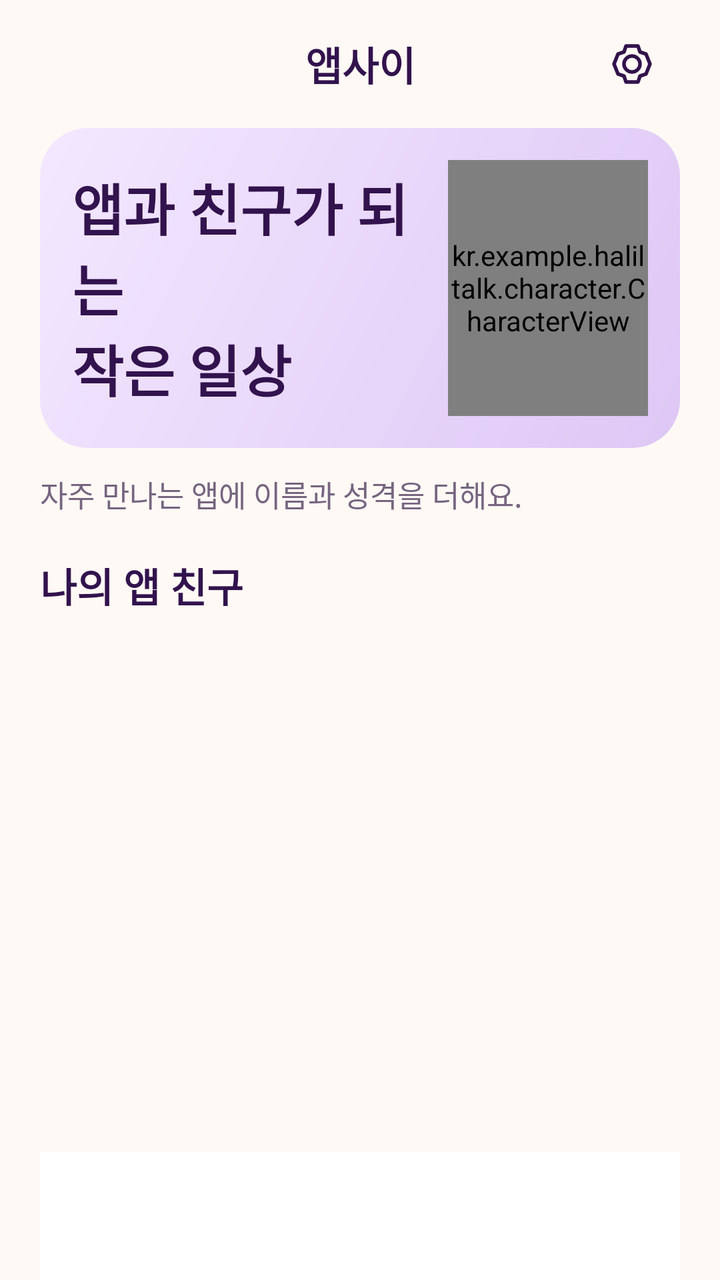
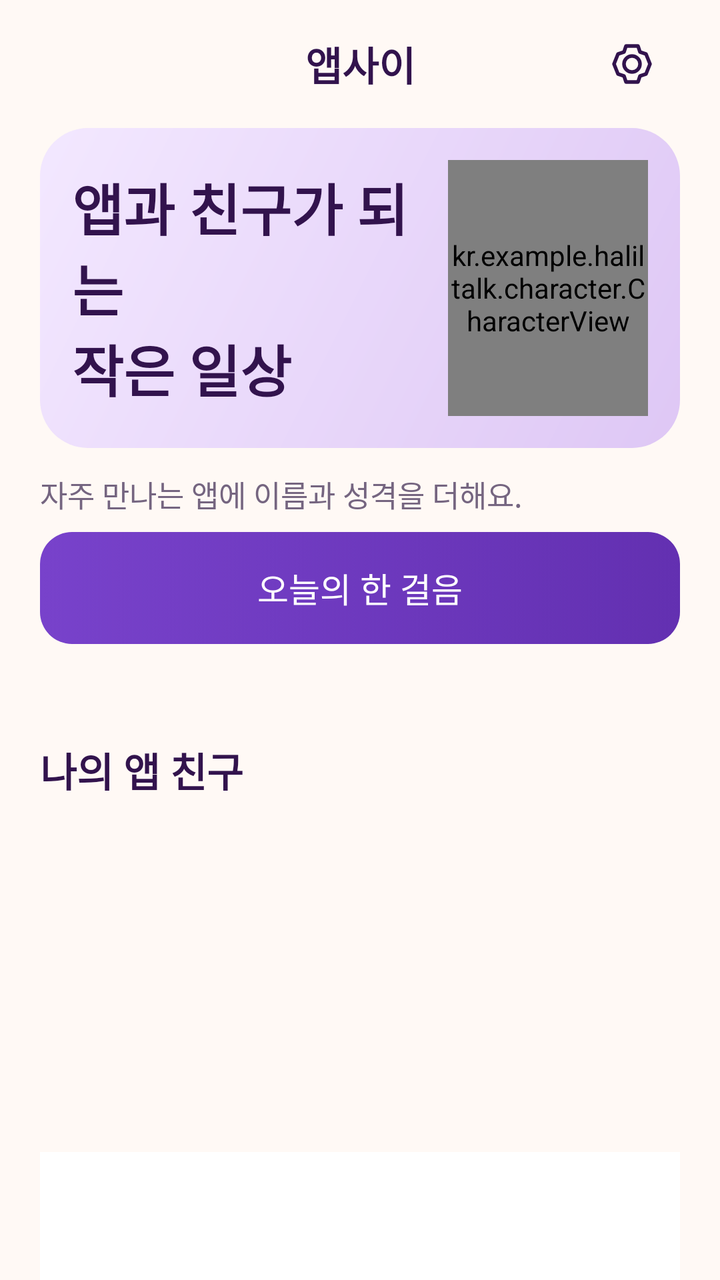

Compare the two renders of this Android layout. The source of the first and the diff that turns it into the second are given below.
<!-- AndroidManifest.xml: application theme android:Theme.Material.Light.NoActionBar -->
<!-- res/layout/screen_home.xml -->
<?xml version="1.0" encoding="utf-8"?>
<LinearLayout xmlns:android="http://schemas.android.com/apk/res/android"
    style="@style/Page" android:orientation="vertical">

    <LinearLayout android:layout_width="match_parent" android:layout_height="wrap_content" android:orientation="horizontal" android:gravity="center_vertical">
    <Space android:layout_width="48dp" android:layout_height="1dp"/>
    <TextView
        style="@style/SectionTitle"
        android:layout_width="0dp"
        android:layout_weight="1"
        android:layout_marginTop="8dp"
        android:layout_marginBottom="8dp"
        android:minHeight="48dp"
        android:gravity="center"
        android:text="@string/brand_name" />
    <ImageButton android:id="@+id/open_settings" style="@style/IconButton" android:src="@drawable/ic_settings" android:contentDescription="@string/settings_title"/>
    </LinearLayout>

    <ScrollView
        android:layout_width="match_parent"
        android:layout_height="0dp"
        android:layout_weight="1"
        android:fillViewport="true"
        android:clipToPadding="false">

        <LinearLayout
            android:layout_width="match_parent"
            android:layout_height="wrap_content"
            android:orientation="vertical"
            android:paddingBottom="12dp">

            <LinearLayout
                android:layout_width="match_parent"
                android:layout_height="wrap_content"
                android:minHeight="160dp"
                android:orientation="horizontal"
                android:gravity="center_vertical"
                android:padding="16dp"
                android:background="@drawable/bg_hero">

                <TextView
                    style="@style/PageTitle"
                    android:layout_width="0dp"
                    android:layout_weight="1"
                    android:layout_marginTop="0dp"
                    android:layout_marginBottom="0dp"
                    android:text="@string/home_title" />

                <kr.example.haliltalk.character.CharacterView
                    android:id="@+id/home_character"
                    android:layout_width="100dp"
                    android:layout_height="128dp"
                    android:importantForAccessibility="no" />
            </LinearLayout>

            <TextView
                style="@style/SecondaryText"
                android:layout_marginTop="12dp"
                android:text="@string/home_description" />

            <TextView
                style="@style/SectionTitle"
                android:text="@string/my_app_friends" />

            <LinearLayout
                android:id="@+id/friend_list"
                android:layout_width="match_parent"
                android:layout_height="wrap_content"
                android:orientation="vertical" />
        </LinearLayout>
    </ScrollView>

    <include layout="@layout/bottom_navigation" />
</LinearLayout>
<!-- res/layout/bottom_navigation.xml (included above) -->
<?xml version="1.0" encoding="utf-8"?>
<LinearLayout xmlns:android="http://schemas.android.com/apk/res/android"
    android:id="@+id/bottom_navigation"
    android:layout_width="match_parent"
    android:layout_height="wrap_content"
    android:minHeight="64dp"
    android:paddingTop="4dp"
    android:paddingBottom="4dp"
    android:orientation="horizontal"
    android:background="@color/surface" />
<!-- resources referenced by this layout -->
<resources>
  <color name="surface">#FFFFFF</color>
  <!-- drawable bg_hero (drawable) -->
  <shape xmlns:android="http://schemas.android.com/apk/res/android">
      <gradient android:angle="315" android:startColor="@color/hero_top" android:endColor="@color/hero_bottom"/>
      <corners android:radius="24dp"/>
  </shape>
  <string name="brand_name">앱사이</string>
  <string name="home_description">자주 만나는 앱에 이름과 성격을 더해요.</string>
  <string name="home_title">앱과 친구가 되는\n작은 일상</string>
  <string name="my_app_friends">나의 앱 친구</string>
  <string name="settings_title">설정</string>
  <style name="IconButton">
          <item name="android:layout_width">48dp</item>
          <item name="android:layout_height">48dp</item>
          <item name="android:padding">12dp</item>
          <item name="android:background">?android:attr/selectableItemBackgroundBorderless</item>
          <item name="android:tint">@color/ink</item>
      </style>
  <style name="PageTitle" parent="BodyText">
          <item name="android:textSize">28sp</item>
          <item name="android:fontFamily">sans-serif-black</item>
          <item name="android:layout_marginTop">12dp</item>
          <item name="android:layout_marginBottom">8dp</item>
      </style>
  <style name="SecondaryText" parent="BodyText">
          <item name="android:textSize">15sp</item>
          <item name="android:textColor">@color/muted</item>
      </style>
  <style name="SectionTitle" parent="BodyText">
          <item name="android:textSize">20sp</item>
          <item name="android:textStyle">bold</item>
          <item name="android:layout_marginTop">20dp</item>
          <item name="android:layout_marginBottom">12dp</item>
      </style>
  <color name="hero_top">#F3E8FF</color>
  <color name="hero_bottom">#DEC7F5</color>
  <color name="ink">#32134D</color>
  <color name="canvas">#FFF9F5</color>
  <style name="BodyText">
          <item name="android:layout_width">match_parent</item>
          <item name="android:layout_height">wrap_content</item>
          <item name="android:textColor">@color/ink</item>
          <item name="android:textSize">17sp</item>
          <item name="android:breakStrategy">simple</item>
      </style>
  <color name="muted">#756580</color>
  <!-- unchanged entries left out for length: 2 -->
</resources>

<!-- the commit's change to res/layout/screen_home.xml (unified diff, before → after) -->
@@ -17,6 +17,7 @@
     </LinearLayout>
 
     <ScrollView
+        android:id="@+id/home_scroll"
         android:layout_width="match_parent"
         android:layout_height="0dp"
         android:layout_weight="1"
@@ -58,6 +59,10 @@
                 android:layout_marginTop="12dp"
                 android:text="@string/home_description" />
 
+            <Button android:id="@+id/home_journey" style="@style/PrimaryButton"
+                android:text="@string/journey_open" />
+            <TextView android:id="@+id/home_journey_summary" style="@style/SecondaryText" />
+
             <TextView
                 style="@style/SectionTitle"
                 android:text="@string/my_app_friends" />
<!-- resource entries referenced after the edit -->
@@ -9,6 +9,7 @@
   <string name="brand_name">앱사이</string>
   <string name="home_description">자주 만나는 앱에 이름과 성격을 더해요.</string>
   <string name="home_title">앱과 친구가 되는\n작은 일상</string>
+  <string name="journey_open">오늘의 한 걸음</string>
   <string name="my_app_friends">나의 앱 친구</string>
   <string name="settings_title">설정</string>
   <style name="IconButton">
@@ -23,6 +24,22 @@
           <item name="android:fontFamily">sans-serif-black</item>
           <item name="android:layout_marginTop">12dp</item>
           <item name="android:layout_marginBottom">8dp</item>
+      </style>
+  <style name="PrimaryButton" parent="android:style/Widget.Material.Button">
+          <item name="android:layout_width">match_parent</item>
+          <item name="android:layout_height">wrap_content</item>
+          <item name="android:minHeight">56dp</item>
+          <item name="android:minWidth">0dp</item>
+          <item name="android:padding">12dp</item>
+          <item name="android:layout_marginTop">8dp</item>
+          <item name="android:layout_marginBottom">8dp</item>
+          <item name="android:background">@drawable/bg_primary</item>
+          <item name="android:backgroundTint">@null</item>
+          <item name="android:textColor">@color/primary_text</item>
+          <item name="android:textAllCaps">false</item>
+          <item name="android:textSize">17sp</item>
+          <item name="android:fontFamily">sans-serif-medium</item>
+          <item name="android:stateListAnimator">@null</item>
       </style>
   <style name="SecondaryText" parent="BodyText">
           <item name="android:textSize">15sp</item>
@@ -45,7 +62,19 @@
           <item name="android:textSize">17sp</item>
           <item name="android:breakStrategy">simple</item>
       </style>
+  <!-- drawable bg_primary (drawable) -->
+  <ripple xmlns:android="http://schemas.android.com/apk/res/android" android:color="@color/ripple">
+      <item><selector>
+          <item android:state_enabled="false"><shape><solid android:color="@color/disabled"/><corners android:radius="16dp"/></shape></item>
+          <item android:state_pressed="true"><shape><solid android:color="@color/primary_pressed"/><corners android:radius="16dp"/></shape></item>
+          <item><shape><gradient android:angle="0" android:startColor="@color/primary" android:endColor="@color/primary_pressed"/><corners android:radius="16dp"/></shape></item>
+      </selector></item>
+  </ripple>
   <color name="muted">#756580</color>
+  <color name="ripple">#307842CB</color>
+  <color name="disabled">#E7DDF0</color>
+  <color name="primary_pressed">#6330B1</color>
+  <color name="primary">#7842CB</color>
   <!-- unchanged entries left out for length: 2 -->
 </resources>
 
